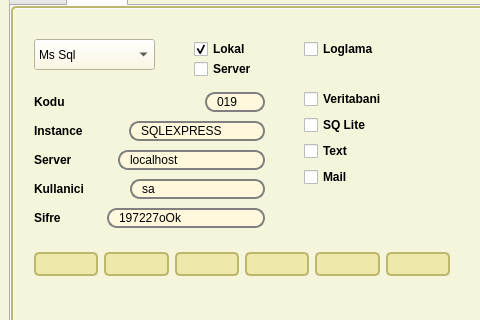
First picture: the form in Fihrist/src/fhr/UI_Files/anapencere.ui, repository hamitodessa/Python_Projects, before the edit; both pictures show x 0 to 480 and y 165 to 485 of the 1091 by 723 pixel window.
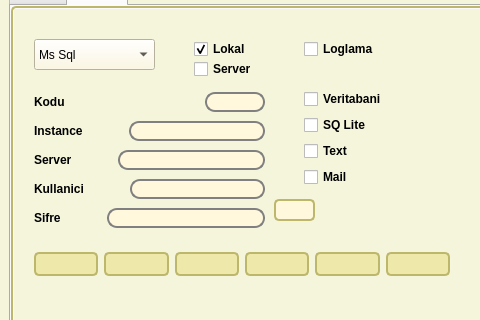
Second picture: the form after the edit. Icons and pictures are not drawn.

What changed in the file:
```diff
--- a/Fihrist/src/fhr/UI_Files/anapencere.ui
+++ b/Fihrist/src/fhr/UI_Files/anapencere.ui
@@ -432,7 +432,7 @@
 }</string>
                </property>
                <property name="text">
-                <string>019</string>
+                <string/>
                </property>
               </widget>
              </item>
@@ -474,7 +474,7 @@
 }</string>
                </property>
                <property name="text">
-                <string>SQLEXPRESS</string>
+                <string/>
                </property>
               </widget>
              </item>
@@ -516,7 +516,7 @@
 }</string>
                </property>
                <property name="text">
-                <string>localhost</string>
+                <string/>
                </property>
               </widget>
              </item>
@@ -558,7 +558,7 @@
 }</string>
                </property>
                <property name="text">
-                <string>sa</string>
+                <string/>
                </property>
               </widget>
              </item>
@@ -600,7 +600,7 @@
 }</string>
                </property>
                <property name="text">
-                <string>197227oOk</string>
+                <string/>
                </property>
               </widget>
              </item>
@@ -762,6 +762,16 @@
            </item>
           </layout>
          </widget>
+         <widget class="QLineEdit" name="txtcdid">
+          <property name="geometry">
+           <rect>
+            <x>260</x>
+            <y>190</y>
+            <width>41</width>
+            <height>22</height>
+           </rect>
+          </property>
+         </widget>
         </widget>
        </widget>
       </item>
```
